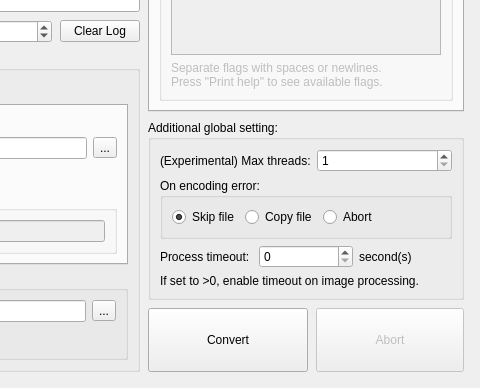
This is mainwindow.ui in kampidh/jxl-batch-converter as Qt 5 draws it before an edit; both pictures show x 420 to 900 and y 512 to 900 of the 900 by 900 pixel window. The edited form follows.
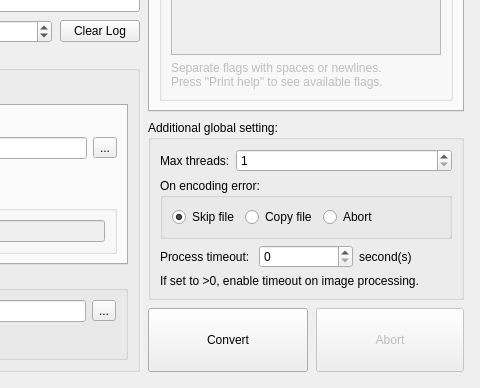
This is the edited form.

What changed in the file:
```diff
--- a/mainwindow.ui
+++ b/mainwindow.ui
@@ -1164,7 +1164,7 @@
               <string>&lt;html&gt;&lt;head/&gt;&lt;body&gt;&lt;p&gt;&lt;span style=&quot; font-weight:700;&quot;&gt;Experimental:&lt;/span&gt;&lt;/p&gt;&lt;p&gt;Set how many conversion threads to be called. Has a maximum of (max thread count - 2) to prevent saturating the processor heavily.&lt;/p&gt;&lt;p&gt;Also, using more than 1 thread will break logs display. :]&lt;/p&gt;&lt;/body&gt;&lt;/html&gt;</string>
              </property>
              <property name="text">
-              <string>(Experimental) Max threads:</string>
+              <string>Max threads:</string>
              </property>
             </widget>
            </item>
```
Left out of the diff: 4 changed lines with no effect on the pictures.
